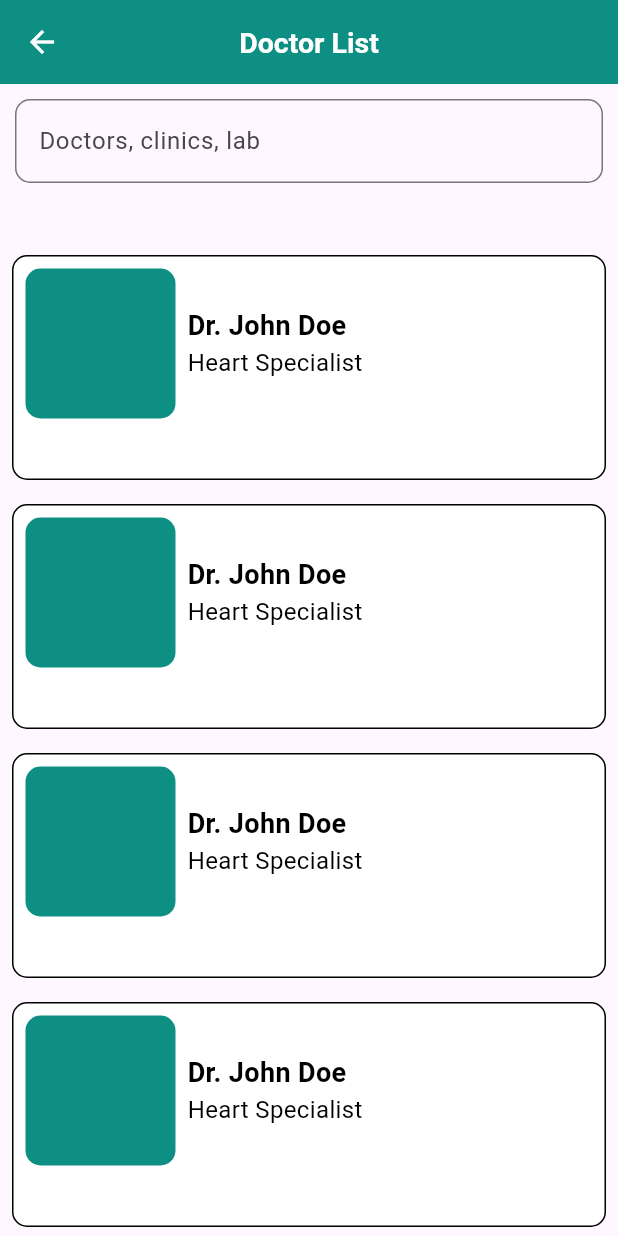
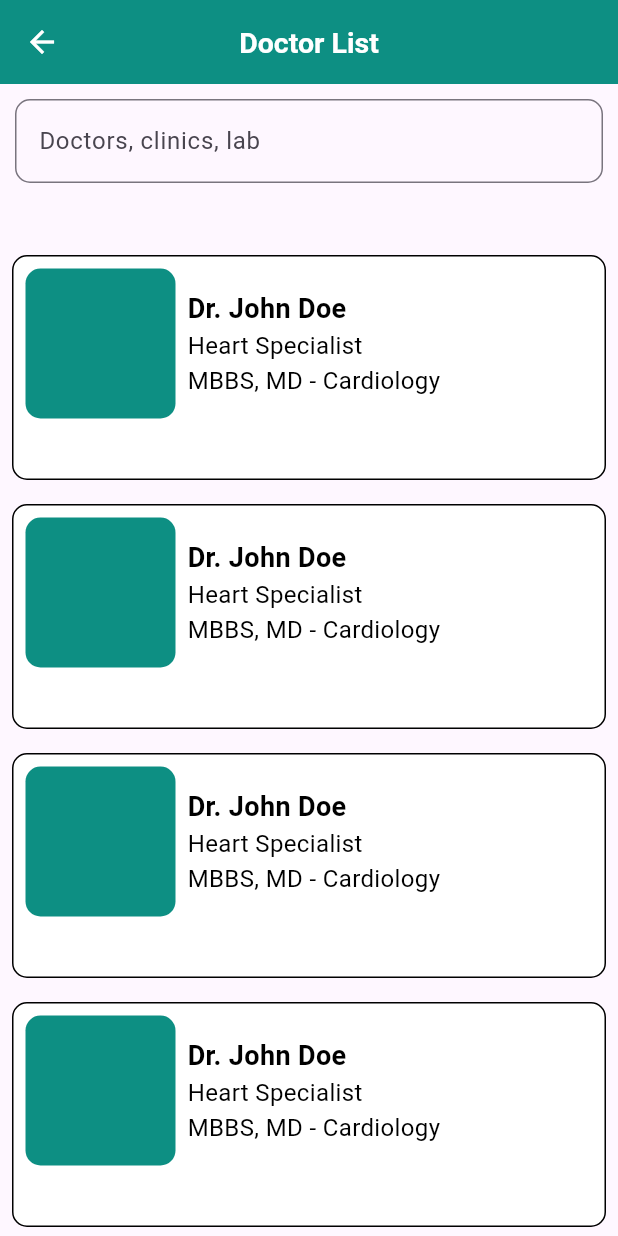
Before and after one commit to AthiraaAthi/hospitalManagement_ui, a Flutter app: the DoctorListScreen screen opened directly, on a phone screen of 412 x 824 dp. Run offline on Flutter 3.47's test engine with Material 3 defaults, Android fonts, the phone set to English and light mode, and no system bars; our stand-ins replace carousel_slider.

Commit message:
added qualifications text for cardiology specialist in DoctorListScreen

```diff
--- a/lib/view/home_screen/screens/doc_list.dart
+++ b/lib/view/home_screen/screens/doc_list.dart
@@ -80,6 +80,13 @@ class DoctorListScreen extends StatelessWidget {
                                       fontSize: 16,
                                       fontWeight: FontWeight.w400),
                                 ),
+                                Text(
+                                  'MBBS, MD - Cardiology',
+                                  style: TextStyle(
+                                      color: black,
+                                      fontSize: 16,
+                                      fontWeight: FontWeight.w400),
+                                ),
                               ],
                             )
                           ],
```
